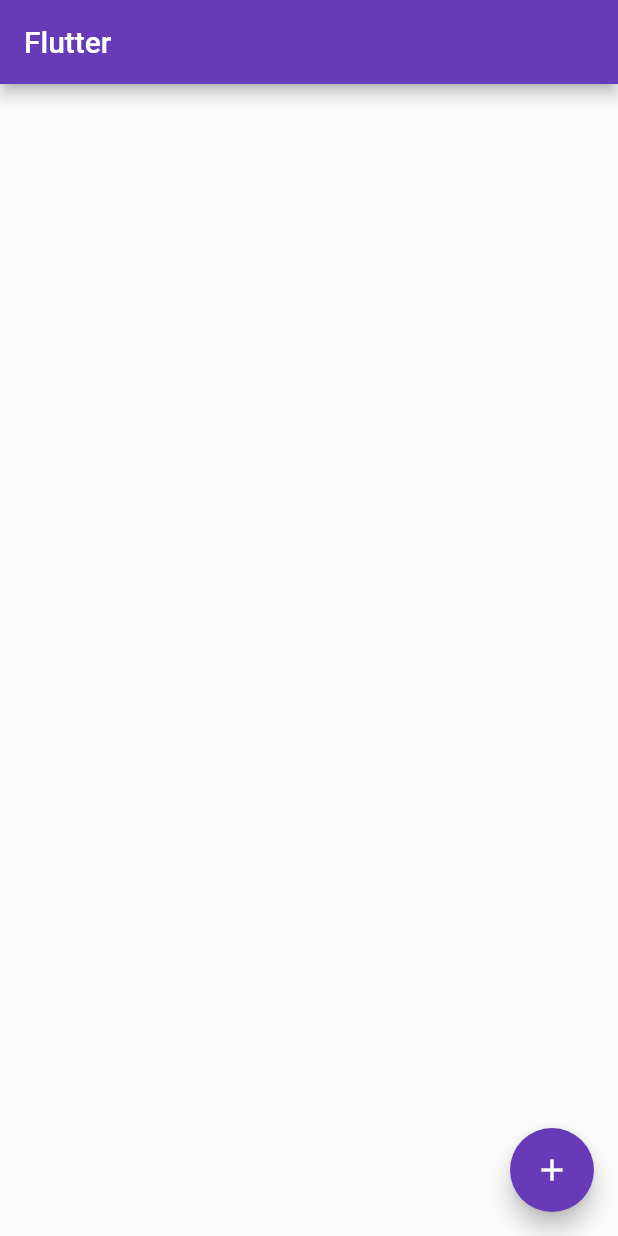
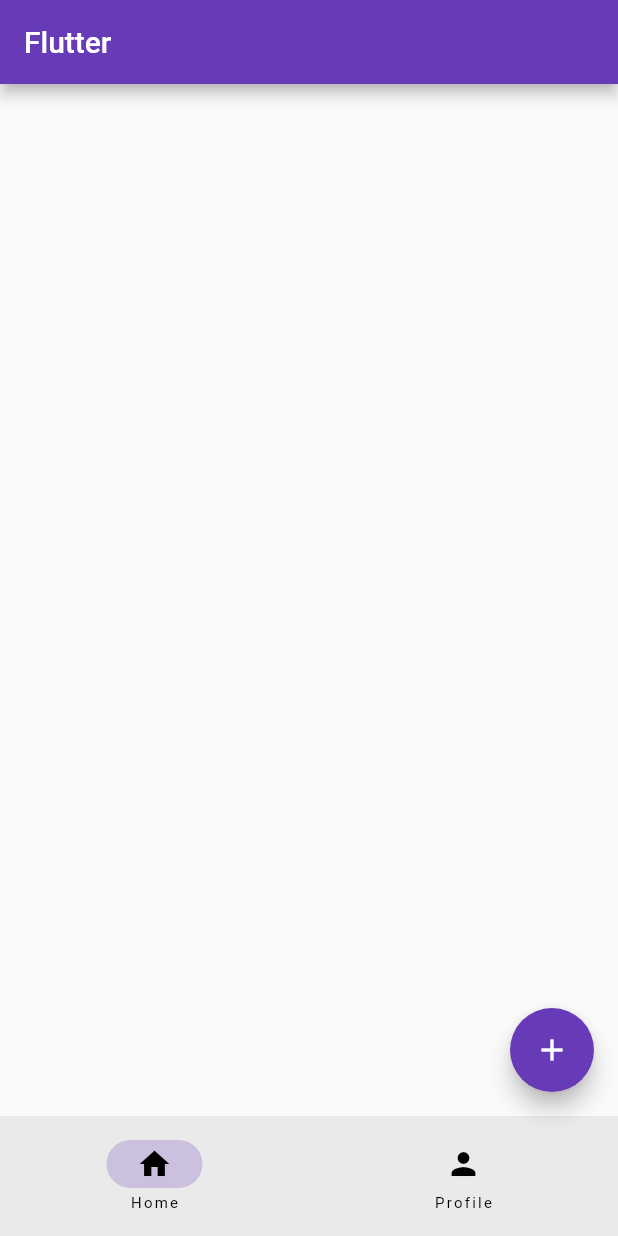
Before and after one commit to ArthurBufon/flutter_basic_app, a Flutter app: the screen it shows after launch, on a phone screen of 412 x 824 dp. Run offline on Flutter 3.47's test engine with Material 2 defaults, Android fonts, the phone set to English and light mode, and no system bars.

Commit message:
adicionado navbar inferior

```diff
--- a/lib/main.dart
+++ b/lib/main.dart
@@ -25,6 +25,7 @@ class RootPage extends StatefulWidget {
 }
 
 class _RootPageState extends State<RootPage> {
+  int currentPage = 0;
   @override
   Widget build(BuildContext context) {
     return Scaffold(
@@ -37,6 +38,15 @@ class _RootPageState extends State<RootPage> {
         },
         child: const Icon(Icons.add),
       ),
+      bottomNavigationBar: NavigationBar(
+        destinations: const [
+          NavigationDestination(icon: Icon(Icons.home), label: 'Home'),
+          NavigationDestination(icon: Icon(Icons.person), label: 'Profile')
+        ],
+        onDestinationSelected: (int index){
+          currentPage = index;
+        },
+      ),
     );
   }
 }
```
